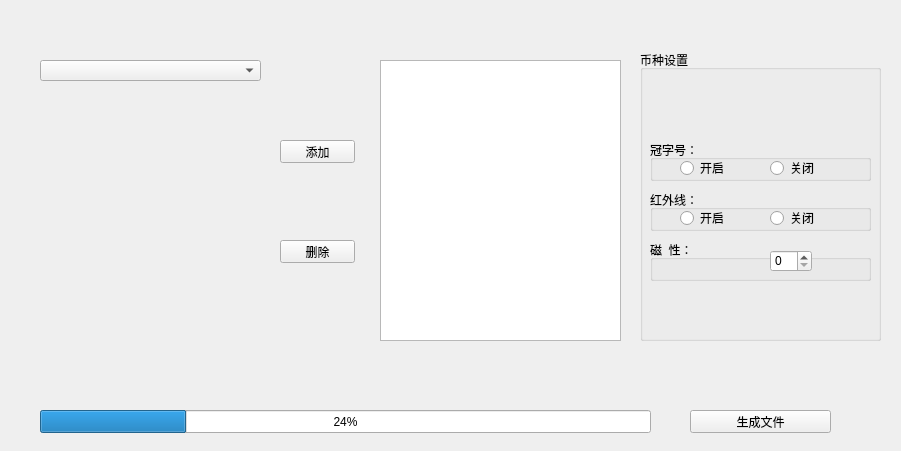
Before: the Qt Designer form 02/ProductManage2.0/widget.ui in wzonline1982/QTcode, drawn with Qt 5.
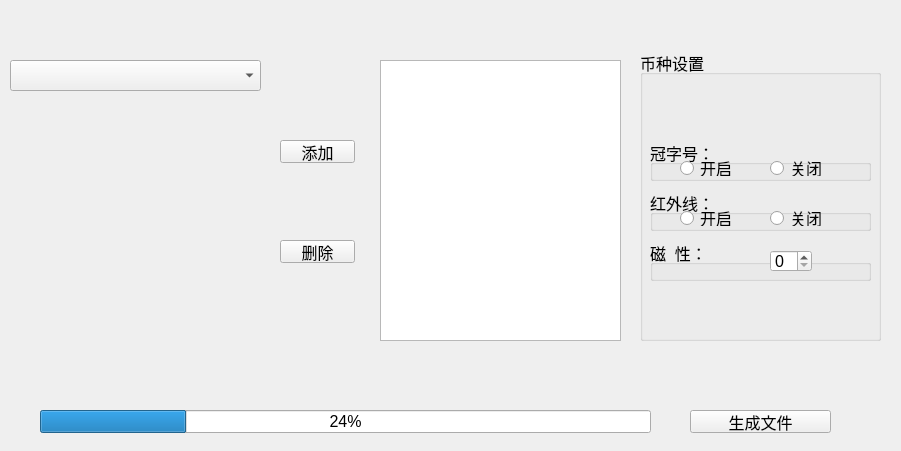
After: the same form once the commit is applied.

```diff
--- a/02/ProductManage2.0/widget.ui
+++ b/02/ProductManage2.0/widget.ui
@@ -10,6 +10,14 @@
     <height>451</height>
    </rect>
   </property>
+  <property name="font">
+   <font>
+    <family>Arial</family>
+    <pointsize>12</pointsize>
+    <weight>50</weight>
+    <bold>false</bold>
+   </font>
+  </property>
   <property name="windowTitle">
    <string>Widget</string>
   </property>
@@ -192,12 +200,20 @@
   <widget class="QComboBox" name="comboBox">
    <property name="geometry">
     <rect>
-     <x>40</x>
+     <x>10</x>
      <y>60</y>
-     <width>221</width>
-     <height>21</height>
+     <width>251</width>
+     <height>31</height>
     </rect>
    </property>
+   <property name="font">
+    <font>
+     <family>Arial</family>
+     <pointsize>16</pointsize>
+     <weight>50</weight>
+     <bold>false</bold>
+    </font>
+   </property>
   </widget>
  </widget>
  <layoutdefault spacing="6" margin="11"/>
```
Left out of the diff: 5 changed lines with no effect on the pictures.
